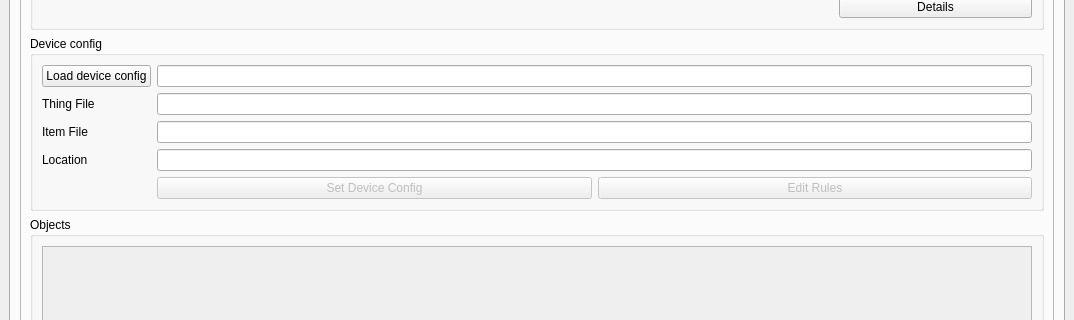
Old version of the form tasmohabUI.ui in the repository Gifford47/tasmohab; both pictures show x 0 to 1074 and y 279 to 599 of the 1074 by 847 pixel window.
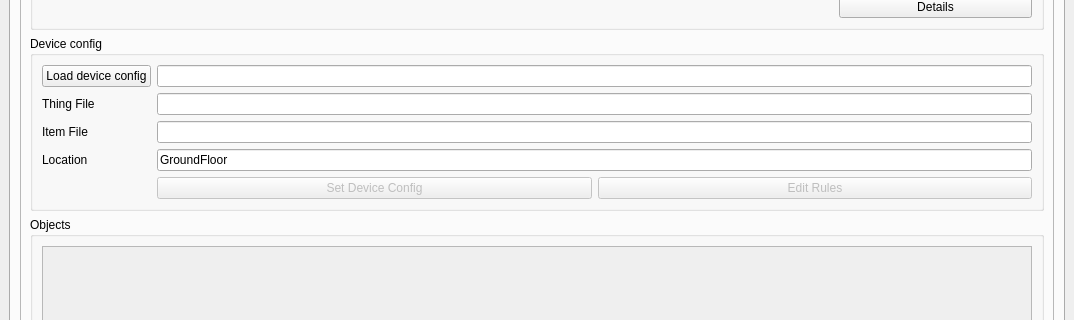
New version of the form. Icons and pictures are not drawn.

Commit message: - added standard text 'GroundFloor' to Location

What changed in the file:
```diff
--- a/tasmohabUI.ui
+++ b/tasmohabUI.ui
@@ -310,7 +310,11 @@
                  </widget>
                 </item>
                 <item row="3" column="1">
-                 <widget class="QLineEdit" name="txt_location"/>
+                 <widget class="QLineEdit" name="txt_location">
+                  <property name="text">
+                   <string>GroundFloor</string>
+                  </property>
+                 </widget>
                 </item>
                 <item row="1" column="1">
                  <widget class="QLineEdit" name="txt_thing_file"/>
```
Left out of the diff: 4 changed lines with no effect on the pictures. The commit also changes 1 other file.
